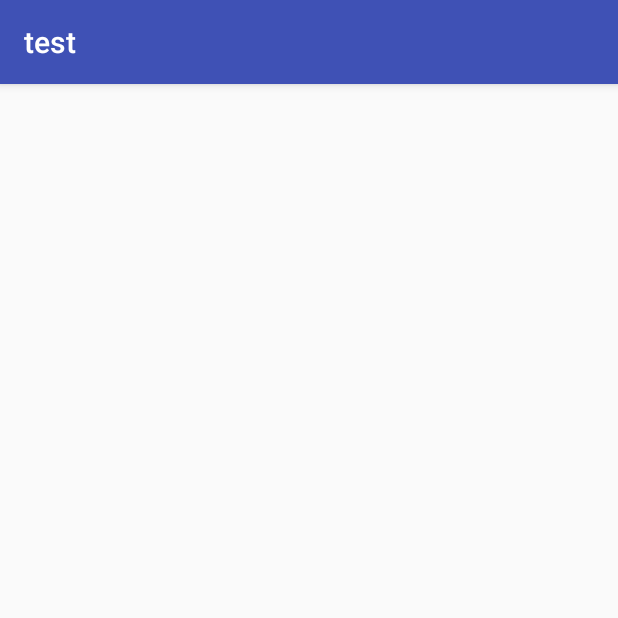
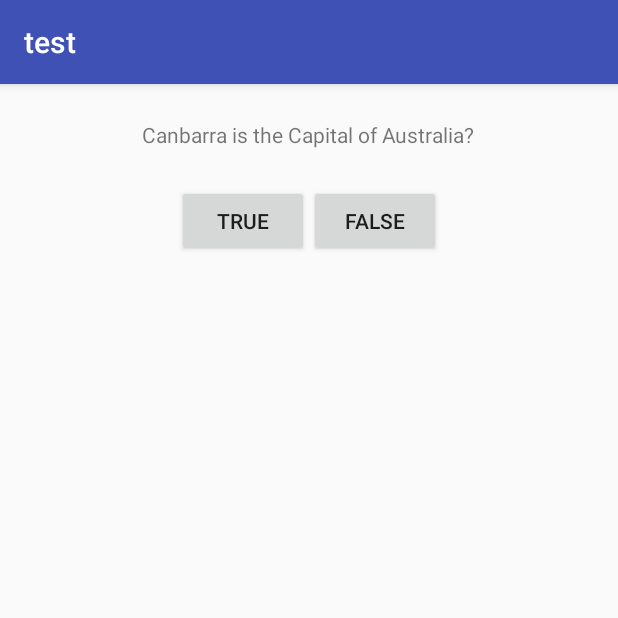
Before and after one commit to jonathankoenigau/AndroidMobileTextbookChapters, an Android app: the screen it shows after launch (MainActivity), on a phone screen of 412 x 824 dp, the top half of it. Run offline under Robolectric (Android 15) with nearby library versions, the phone set to English and light mode, and no system bars.

Commit message:
Chapter 1 Completed

```diff
--- a/app/src/main/java/com/example/jonathankoenig/test/MainActivity.java
+++ b/app/src/main/java/com/example/jonathankoenig/test/MainActivity.java
@@ -2,12 +2,35 @@ package com.example.jonathankoenig.test;
 
 import android.support.v7.app.AppCompatActivity;
 import android.os.Bundle;
+import android.view.View;
+import android.widget.Button;
+import android.widget.Toast;
 
 public class MainActivity extends AppCompatActivity {
+
+    private Button mTrueButton;
+    private Button mFalseButton;
 
     @Override
     protected void onCreate(Bundle savedInstanceState) {
         super.onCreate(savedInstanceState);
         setContentView(R.layout.activity_main);
+
+        mTrueButton = (Button) findViewById(R.id.true_button);
+        mFalseButton = (Button) findViewById(R.id.false_button);
+
+        mTrueButton.setOnClickListener(new View.OnClickListener() {
+            @Override
+            public void onClick(View v) {
+                Toast.makeText(MainActivity.this, R.string.correct_toast, Toast.LENGTH_SHORT).show();
+            }
+        });
+
+        mFalseButton.setOnClickListener(new View.OnClickListener() {
+            @Override
+            public void onClick(View v) {
+                Toast.makeText(MainActivity.this, R.string.incorrect_toast, Toast.LENGTH_SHORT).show();
+            }
+        });
     }
 }
--- a/app/src/main/res/layout/activity_main.xml
+++ b/app/src/main/res/layout/activity_main.xml
@@ -1,9 +1,39 @@
 <?xml version="1.0" encoding="utf-8"?>
-<android.support.constraint.ConstraintLayout xmlns:android="http://schemas.android.com/apk/res/android"
+<LinearLayout xmlns:android="http://schemas.android.com/apk/res/android"
     xmlns:app="http://schemas.android.com/apk/res-auto"
     xmlns:tools="http://schemas.android.com/tools"
     android:layout_width="match_parent"
     android:layout_height="match_parent"
+    android:orientation="vertical"
     tools:context=".MainActivity">
 
-</android.support.constraint.ConstraintLayout>
+    <TextView
+        android:id="@+id/question_text"
+        android:layout_width="wrap_content"
+        android:layout_height="wrap_content"
+        android:padding="24dp"
+        android:text="@string/question_text"
+        android:layout_gravity="center_horizontal"/>
+
+    <LinearLayout
+        android:layout_width="wrap_content"
+        android:layout_height="wrap_content"
+        android:orientation="horizontal"
+        android:layout_gravity="center_horizontal">
+        <Button
+            android:id="@+id/true_button"
+            android:layout_width="wrap_content"
+            android:layout_height="wrap_content"
+            android:text="@string/true_button"
+            />
+
+        <Button
+            android:id="@+id/false_button"
+            android:layout_width="wrap_content"
+            android:layout_height="wrap_content"
+            android:text="@string/false_button"
+            />
+
+    </LinearLayout>
+
+</LinearLayout>
--- a/app/src/main/res/values/strings.xml
+++ b/app/src/main/res/values/strings.xml
@@ -1,3 +1,8 @@
 <resources>
     <string name="app_name">test</string>
+    <string name="question_text">Canbarra is the Capital of Australia?</string>
+    <string name="true_button">True</string>
+    <string name="false_button">False</string>
+    <string name="correct_toast">Correct!</string>
+    <string name="incorrect_toast">Incorrect!</string>
 </resources>
```
